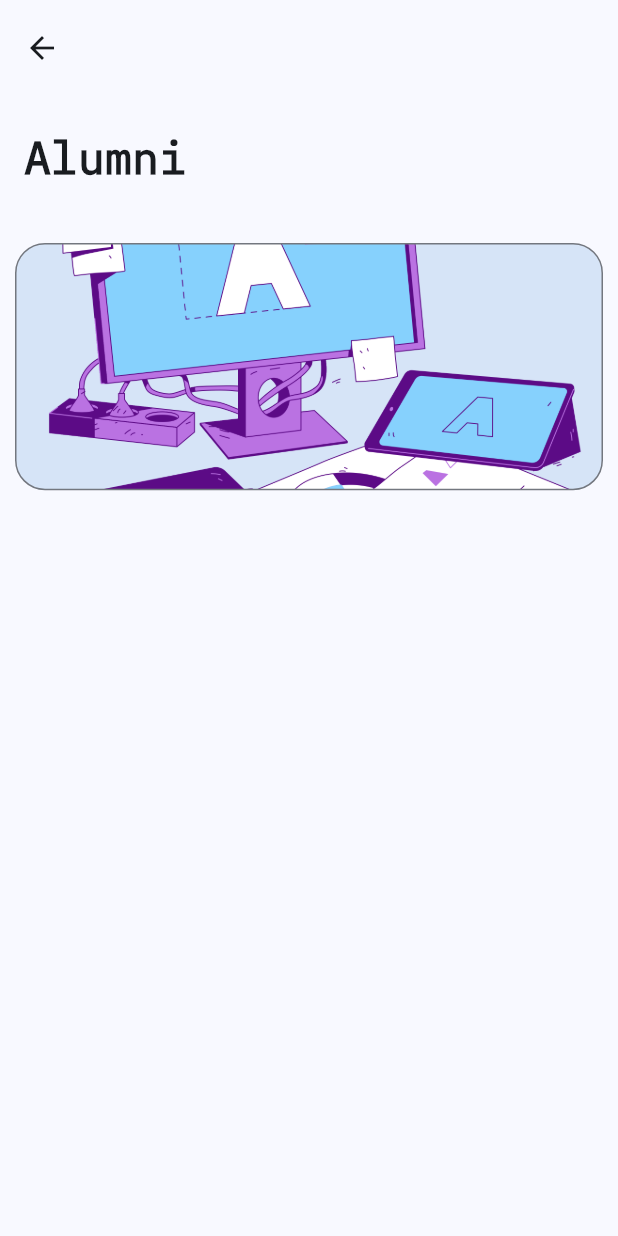
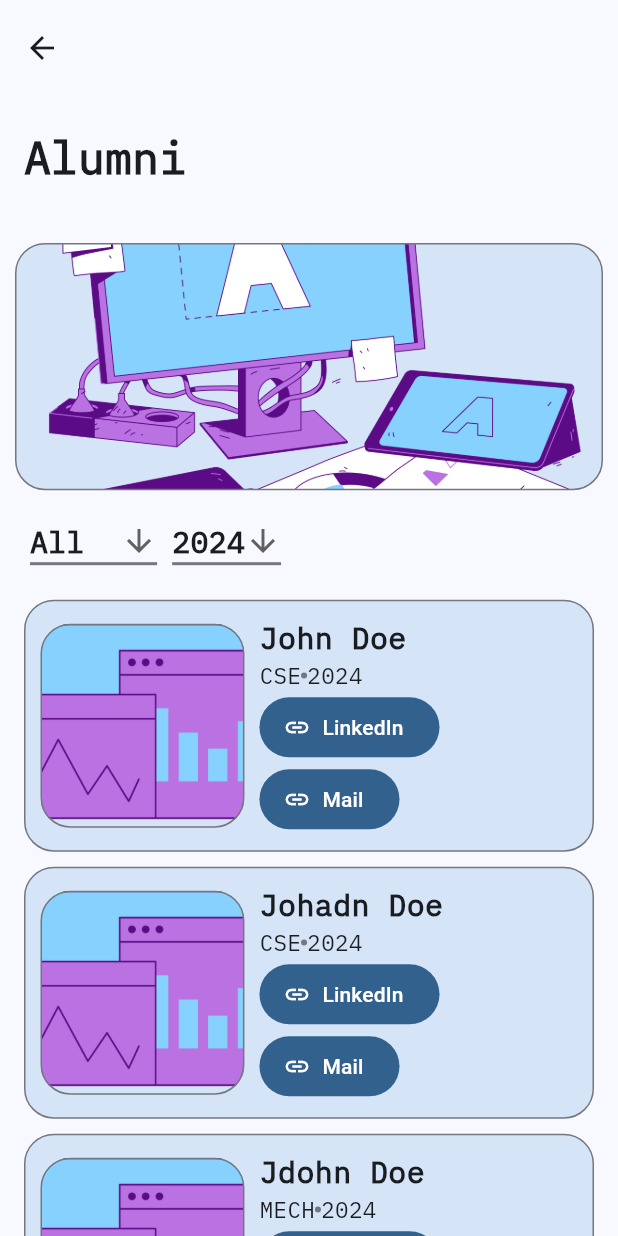
Before and after one commit to Cscreed3131/cliff, a Flutter app: the AlumniScreen screen opened by its route, on a phone screen of 412 x 824 dp. Run offline on Flutter 3.47's test engine with Material 2 defaults, Android fonts, the phone set to English and light mode, and no system bars; drawn by our look-alikes of dynamic_color; our stand-ins replace animate_do, carousel_slider, cloud_firestore, firebase_auth, firebase_core, firebase_storage and 2 more; missing offline and left inert: galleryimage, page_animation_transition; accounts and stored records are empty; network calls fail.

Commit message:
Added alumni and memories page

```diff
--- a/lib/global_varibales.dart
+++ b/lib/global_varibales.dart
@@ -26,40 +26,43 @@ List<FoodItem> items = [
   FoodItem(10, 'Soda', 'Beverages' ,'assets/images/image4.png', 20, 'Food test Food test Food Food test Food test Food Food test Food test Food '),
 ];
 
-class TransitionListTile extends StatelessWidget {
-  const TransitionListTile({
-    this.onTap,
-    required this.title,
-    required this.subtitle,
-  });
 
-  final GestureTapCallback? onTap;
-  final String title;
-  final String subtitle;
+//Alumni section
+class AlumniItem{
+  final int id;
+  final String imgUrl;
+  final String name;
+  final String branch;
+  final int year;
+  final String linkedIn;
+  final String mail;
 
-  @override
-  Widget build(BuildContext context) {
-    return ListTile(
-      contentPadding: const EdgeInsets.symmetric(
-        horizontal: 15.0,
-      ),
-      leading: Container(
-        width: 40.0,
-        height: 40.0,
-        decoration: BoxDecoration(
-          borderRadius: BorderRadius.circular(20.0),
-          border: Border.all(
-            color: Colors.black54,
-          ),
-        ),
-        child: const Icon(
-          Icons.play_arrow,
-          size: 35,
-        ),
-      ),
-      onTap: onTap,
-      title: Text(title),
-      subtitle: Text(subtitle),
-    );
-  }
+  const AlumniItem(this.id, this.imgUrl,this.name, this.branch, this.year, this.linkedIn, this.mail);
 }
+
+const List<AlumniItem> alumniDetails = [
+  AlumniItem(1, 'assets/images/image3.png','John Doe','CSE', 2024, "Link", "Link"),
+  AlumniItem(2, 'assets/images/image3.png','Johwwn Doe', 'EEE', 2023, "Link", "Link"),
+  AlumniItem(3, 'assets/images/image3.png','Jowwwehn Doe', 'ECE', 2019, "Link", "Link"),
+  AlumniItem(4, 'assets/images/image3.png','Johadn Doe', 'CSE', 2024, "Link", "Link"),
+  AlumniItem(5, 'assets/images/image3.png','Jdohn Doe', 'MECH', 2024, "Link", "Link"),
+  AlumniItem(6, 'assets/images/image3.png','John Dadoe adwdwdwd', 'CVIL', 2020, "Link", "Link"),
+  AlumniItem(7, 'assets/images/image3.png','Jdaohn Doe', 'CSE', 2020, "Link", "Link"),
+  AlumniItem(8, 'assets/images/image3.png','Joddhn Doe', 'CSE', 2021, "Link", "Link"),
+  AlumniItem(9, 'assets/images/image3.png','Joehn Dq2oe', 'ECE', 2022, "Link", "Link"),
+  AlumniItem(10, 'assets/images/image3.png','Joahn Doe', 'MECH', 2018, "Link", "Link"),
+];
+
+//urls for memories images
+List<String> listOfUrls= const [
+  "https://cosmosmagazine.com/wp-content/uploads/2020/02/191010_nature.jpg",
+  "https://scx2.b-cdn.net/gfx/news/hires/2019/2-nature.jpg",
+  "https://wallpapers.com/images/featured/2ygv7ssy2k0lxlzu.jpg",
+  "https://upload.wikimedia.org/wikipedia/commons/7/77/Big_Nature_%28155420955%29.jpeg",
+  "https://www.rd.com/wp-content/uploads/2020/04/GettyImages-1093840488-5-scaled.jpg",
+  "https://media.cntraveller.com/photos/611bf0b8f6bd8f17556db5e4/1:1/w_2000,h_2000,c_limit/gettyimages-1146431497.jpg",
+  "https://img.freepik.com/premium-photo/fantastic-view-kirkjufellsfoss-waterfall-near-kirkjufell-mountain-sunset_761071-868.jpg",
+  "https://www.travelandleisure.com/thmb/KLPvXakEKLGE5AY2jVyovl3Md1k=/1500x0/filters:no_upscale():max_bytes(150000):strip_icc()/iceland-BEAUTCONT1021-b1aeafa7ac2847a484cbca48d3172b6c.jpg",
+  "https://w0.peakpx.com/wallpaper/265/481/HD-wallpaper-nature.jpg",
+  "https://e0.pxfuel.com/wallpapers/163/906/desktop-wallpaper-beautiful-nature-with-girl-beautiful-girl-with-nature-and-moon-high-resolution-beautiful.jpg",
+];
--- a/lib/main.dart
+++ b/lib/main.dart
@@ -16,7 +16,7 @@ import 'package:cliff/screens/Merch/merch_details_screen.dart';
 import 'package:cliff/screens/Admin/create_event_screens.dart';
 import 'package:cliff/screens/Admin/admin_screen.dart';
 import 'package:cliff/screens/Auth/auth_screen.dart';
-import 'package:cliff/screens/alumni_screen.dart';
+import 'package:cliff/screens/alumni/alumni_screen.dart';
 import 'package:cliff/screens/Merch/buy_merch_screen.dart';
 import 'package:cliff/screens/Events/event_screen.dart';
 import 'package:cliff/screens/food/food_screen.dart';
--- /dev/null
+++ b/lib/screens/alumni/alumni_screen.dart
@@ -0,0 +1,179 @@
+import 'package:cliff/screens/alumni/widgets/alumni_card.dart';
+import 'package:flutter/material.dart';
+
+
+
+class AlumniScreen extends StatefulWidget {
+  const AlumniScreen({super.key});
+  static const routeName = '/fathers';
+
+  @override
+  State<AlumniScreen> createState() => _AlumniScreenState();
+}
+
+class _AlumniScreenState extends State<AlumniScreen> {
+
+  List<String> departments = [
+    'All',
+    'CSE',
+    'ECE',
+    'EEE',
+    'MECH',
+    'CIVIL',
+  ];
+
+  List<int> passoutYears = [
+    2024,
+    2023,
+    2022,
+    2021,
+    2020,
+    2019,
+    2018,
+    2017,
+    2016,
+    2015,
+  ];
+
+  String selectedDepartment = 'All';
+  int selectedYear = 2024;
+
+  @override
+  Widget build(BuildContext context) {
+    final screenWidth = MediaQuery.of(context).size.width;
+    final screenHeight = MediaQuery.of(context).size.height;
+    return Scaffold(
+      body: CustomScrollView(
+        slivers: [
+          SliverAppBar.large(
+            leading: IconButton(
+              icon: const Icon(Icons.arrow_back),
+              onPressed: () {
+                Navigator.of(context).pop();
+              },
+            ),
+            title: const Text(
+              "Alumni",
+              style: TextStyle(
+                fontFamily: 'IBMPlexMono',
+                fontSize: 30,
+                fontWeight: FontWeight.bold,
+                // color: textColor,
+              ),
+            ),
+          ),
+          SliverToBoxAdapter(
+              child: Column(
+                  mainAxisSize: MainAxisSize.min,
+                  crossAxisAlignment: CrossAxisAlignment.start,
+                  children: [
+                    //event image container, this will not change (probably)
+                    Container(
+                        height: screenHeight * 0.2,
+                        width: screenWidth,
+                        margin: const EdgeInsets.all(10),
+                        decoration: BoxDecoration(
+                          color: Theme.of(context).colorScheme.secondaryContainer,
+                          border: Border.all(
+                            color: Theme.of(context).colorScheme.outline,
+                          ),
+                          borderRadius: BorderRadius.circular(20),
+                          image: const DecorationImage(
+                            image: AssetImage('assets/images/alumni_page.png'),
+                            fit: BoxFit.fitWidth,
+                          ),
+                        )),
+
+                    //Drop down menus
+                    Row(
+                      children: [
+
+                        const SizedBox(
+                          width: 20,
+                        ),
+                        //drop down menu for departments
+                        DropdownButton<String>(
+                          value: selectedDepartment,
+                          icon: const Icon(Icons.arrow_downward),
+                          iconSize: 24,
+                          elevation: 16,
+                          underline: Container(
+                            height: 2,
+                            color: Theme.of(context).colorScheme.outline,
+                          ),
+                          onChanged: (String? newValue) {
+                            setState(() {
+                              selectedDepartment = newValue!;
+                            });
+                          },
+                          items: departments
+                              .map<DropdownMenuItem<String>>((String value) {
+                            return DropdownMenuItem<String>(
+                              value: value,
+                              child: Text(
+                                value,
+                                style: const TextStyle(
+                                  fontFamily: 'IBMPlexMono',
+                                  fontSize: 20,
+                                  fontWeight: FontWeight.bold,
+                                ),
+                              ),
+                            );
+                          }).toList(),
+                        ),
+                        const SizedBox(
+                          width: 10,
+                        ),
+
+                        //drop down menu for passout year
+                        DropdownButton<int>(
+                          value: selectedYear,
+                          icon: const Icon(Icons.arrow_downward),
+                          iconSize: 24,
+                          elevation: 16,
+                          underline: Container(
+                            height: 2,
+                            color: Theme.of(context).colorScheme.outline,
+                          ),
+                          onChanged: (int? newYear) {
+                            setState(() {
+                              selectedYear = newYear!;
+                            });
+                          },
+                          items: passoutYears.map<DropdownMenuItem<int>>((int value) {
+                            return DropdownMenuItem<int>(
+                              value: value,
+                              child: Text(
+                                value.toString(),
+                                style: const TextStyle(
+                                  fontFamily: 'IBMPlexMono',
+                                  fontSize: 20,
+                                  fontWeight: FontWeight.bold,
+                                ),
+                              ),
+                            );
+                          }).toList(),
+                        ),
+
+
+                      ],
+                    ),
+
+                    const SizedBox(
+                      height: 10,
+                    ),
+
+                    //alumni grid view (with alumni details)
+                    AlumniCard(
+                       selectedDepartment: selectedDepartment,
+                       selectedYear: selectedYear,
+                   ),
+
+                  ]
+              )
+          )
+        ],
+      ),
+    );
+  }
+}
--- /dev/null
+++ b/lib/screens/alumni/widgets/alumni_card.dart
@@ -0,0 +1,157 @@
+import 'package:animate_do/animate_do.dart';
+import 'package:cliff/global_varibales.dart';
+import 'package:flutter/material.dart';
+
+class AlumniCard extends StatefulWidget {
+  final String selectedDepartment;
+  final int selectedYear;
+  const AlumniCard({super.key, required this.selectedDepartment, required this.selectedYear});
+
+  @override
+  State<AlumniCard> createState() => _AlumniCardState();
+}
+
+class _AlumniCardState extends State<AlumniCard> {
+  int start = 200;
+  int delay = 100;
+
+
+
+  @override
+  Widget build(BuildContext context) {
+    final screenHeight = MediaQuery.of(context).size.height;
+
+    return MediaQuery.removePadding(
+      context: context,
+      removeTop: true,
+      child: Visibility(
+        visible: hasAlumnis(),
+        replacement: const Center(
+          heightFactor: 10,
+          child: Text(
+            'No alumni found',
+            style: TextStyle(
+              fontFamily: 'IBMPlexMono',
+              fontSize: 20,
+              fontWeight: FontWeight.bold,
+            ),
+          ),
+        ),
+        child: ListView.builder(
+          shrinkWrap: true,
+          itemCount: alumniDetails.length,
+          physics: const NeverScrollableScrollPhysics(),
+          itemBuilder: (context, index){
+            return widget.selectedDepartment == 'All' && widget.selectedYear == alumniDetails[index].year
+                || widget.selectedDepartment == alumniDetails[index].branch && widget.selectedYear == alumniDetails[index].year
+                ?
+
+            FadeIn(
+                child: Container(
+                  margin: const EdgeInsets.symmetric(horizontal: 16, vertical: 5),
+                  padding: const EdgeInsets.all(10),
+                  decoration: BoxDecoration(
+                    color: Theme.of(context).colorScheme.secondaryContainer,
+                    border: Border.all(
+                      color: Theme.of(context).colorScheme.outline,
+                    ),
+                    borderRadius: BorderRadius.circular(20),
+                  ),
+                  child: Row(
+                    children: [
+                      Container(
+                        height: screenHeight * 0.165,
+                        width: screenHeight * 0.165,
+                        decoration: BoxDecoration(
+                          color: Theme.of(context).colorScheme.secondaryContainer,
+                          border: Border.all(
+                            color: Theme.of(context).colorScheme.outline,
+                          ),
+                          borderRadius: BorderRadius.circular(20),
+                          image: DecorationImage(
+                            image: AssetImage(alumniDetails[index].imgUrl),
+                            fit: BoxFit.cover,
+                          ),
+                        ),
+                      ),
+
+                      const SizedBox(
+                        width: 10,
+                      ),
+                      Column(
+                        crossAxisAlignment: CrossAxisAlignment.start,
+                        children: [
+                          SizedBox(
+                            width: 200,
+                            child: Text(
+                              alumniDetails[index].name,
+                              maxLines: 2,
+                              overflow: TextOverflow.ellipsis,
+                              style: const TextStyle(
+                                fontFamily: 'IBMPlexMono',
+                                fontSize: 20,
+                                fontWeight: FontWeight.bold,
+                              ),
+                            ),
+                          ),
+                          Row(
+                            children: [
+                              Text(
+                                alumniDetails[index].branch,
+                                style: const TextStyle(
+                                  fontFamily: 'IBMPlexMono',
+                                  fontSize: 15,
+                                ),
+                              ),
+                              CircleAvatar(
+                                radius: 2,
+                                backgroundColor: Theme.of(context).colorScheme.outline,
+                              ),
+                              Text(
+                                alumniDetails[index].year.toString(),
+                                style: const TextStyle(
+                                  fontFamily: 'IBMPlexMono',
+                                  fontSize: 15,
+                                ),
+                              ),
+                            ],
+                          ),
+                          //const Spacer(),
+                          FilledButton.icon(
+                            onPressed: (){},
+                            label: const Text('LinkedIn'),
+                            icon: const Icon(Icons.link),
+                          ),
+
+                          FilledButton.icon(
+                            onPressed: (){},
+                            label: const Text('Mail'),
+                            icon: const Icon(Icons.link),
+                          ),
+                        ],
+                      ),
+
+                    ],
+                  ),
+                )
+            ) : const SizedBox();
+          },
+        ),
+      ),
+    );
+  }
+
+  bool hasAlumnis() {
+    // Implement the logic to check if there are any alumnis based on the selectedDepartment and selectedYear.
+    for (var alumni in alumniDetails) {
+      if (widget.selectedDepartment == 'All' &&
+          widget.selectedYear == alumni.year ||
+          widget.selectedDepartment == alumni.branch &&
+              widget.selectedYear == alumni.year) {
+        return true;
+      }
+    }
+    return false;
+  }
+
+}
--- a/lib/screens/alumni_screen.dart
+++ /dev/null
@@ -1,58 +0,0 @@
-import 'package:flutter/material.dart';
-
-
-class AlumniScreen extends StatelessWidget {
-  const AlumniScreen({super.key});
-  static const routeName = '/fathers';
-
-  @override
-  Widget build(BuildContext context) {
-    final screenHeight = MediaQuery.of(context).size.height;
-    return Scaffold(
-      body: CustomScrollView(
-        slivers: [
-          SliverAppBar.large(
-            title: const Text(
-              "Alumni",
-              style: TextStyle(
-                fontFamily: 'IBMPlexMono',
-                fontSize: 30,
-                fontWeight: FontWeight.bold,
-                // color: textColor,
-              ),
-            ),
-          ),
-          SliverToBoxAdapter(
-              child: SingleChildScrollView(
-                  child: Column(
-                      crossAxisAlignment: CrossAxisAlignment.start,
-                      children: [
-                        //event image container, this will not change (probably)
-                        Container(
-                            height: screenHeight * 0.2,
-                            width: double.infinity,
-                            margin: const EdgeInsets.all(10),
-                            decoration: BoxDecoration(
-                              color: Theme.of(context).colorScheme.secondaryContainer,
-                              border: Border.all(
-                                color: Theme.of(context).colorScheme.outline,
-                              ),
-                              borderRadius: BorderRadius.circular(20),
-                              image: const DecorationImage(
-                                image: AssetImage('assets/images/alumni_page.png'),
-                                fit: BoxFit.fitWidth,
-                              ),
-                            )),
-
-                        const SizedBox(
-                          height: 20,
-                        ),
-                      ]
-                  )
-              )
-          )
-        ],
-      ),
-    );
-  }
-}
--- a/lib/widgets/homescreenwidget/home_grid_view.dart
+++ b/lib/widgets/homescreenwidget/home_grid_view.dart
@@ -1,4 +1,4 @@
-import 'package:cliff/screens/alumni_screen.dart';
+import 'package:cliff/screens/alumni/alumni_screen.dart';
 import 'package:cliff/screens/Merch/buy_merch_screen.dart';
 import 'package:cliff/screens/Events/event_screen.dart';
 import 'package:cliff/screens/food/food_screen.dart';
--- a/pubspec.yaml
+++ b/pubspec.yaml
@@ -46,6 +46,8 @@ dependencies:
   intl: ^0.18.1
   animate_do: ^3.0.2
   page_animation_transition: ^1.0.0
+  galleryimage: ^2.0.1
+  cached_network_image: ^3.1.0
 
 dev_dependencies:
   flutter_test:
```
Also changed, not shown: lib/screens/memories.dart (+111 -3 lines), lib/widgets/eventswidget/ongoing_event.dart (+6 -1 lines), lib/widgets/eventswidget/upcoming_event.dart (+6 -2 lines), pubspec.lock, 2 other files.
